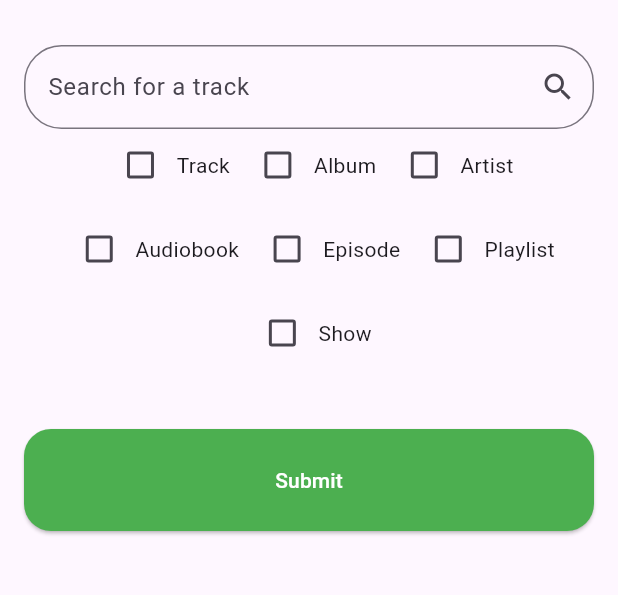
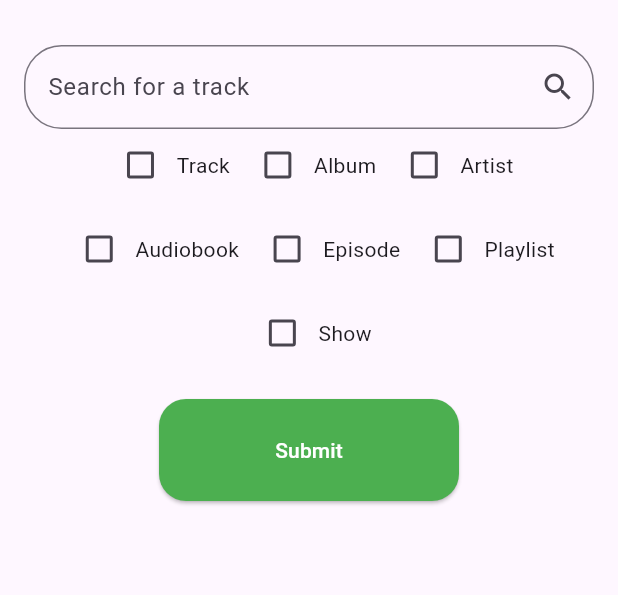
Before and after one commit to jamaki604/media_recommender, a Flutter app: the screen it shows after launch, on a phone screen of 412 x 824 dp, the part 63-658 px from its top. Run offline on Flutter 3.47's test engine with Material 3 defaults, Android fonts, the phone set to English and light mode, and no system bars; our stand-ins replace flutter_dotenv.

Commit message:
Refactor display list widget
This renames display_list_widget.dart to unified_display_widget.dart and writes a widget that calls the other list widgets to build a display. home_page.dart is updated to call this instead of the individual widgets. Changes placement of submit button.

```diff
--- a/lib/Pages/home_page.dart
+++ b/lib/Pages/home_page.dart
@@ -1,12 +1,5 @@
 import 'package:flutter/material.dart';
-import 'package:media_recommender/Widgets/album_list_widget.dart';
-import 'package:media_recommender/Widgets/artist_list_widget.dart';
-import 'package:media_recommender/Widgets/audiobook_list_widget.dart';
 import 'package:media_recommender/Widgets/custom_checkbox_widget.dart';
-import 'package:media_recommender/Widgets/episode_list_widget.dart';
-import 'package:media_recommender/Widgets/playlist_list_widget.dart';
-import 'package:media_recommender/Widgets/show_list_widget.dart';
-import 'package:media_recommender/Widgets/tracks_list_widget.dart';
 import 'package:media_recommender/models/album.dart';
 import 'package:media_recommender/models/artist.dart';
 import 'package:media_recommender/models/audiobook.dart';
@@ -25,6 +18,7 @@ import 'package:media_recommender/services/parsers/spotify_shows_parser.dart';
 import 'package:media_recommender/services/parsers/spotify_tracks_parser.dart';
 import 'package:media_recommender/services/spotify_authentication/spotify_authorization.dart';
 import 'package:media_recommender/services/spotify_search_service.dart';
+import '../widgets/unified_display_widget.dart';
 
 enum ContentType { track, album, artist, audiobook, episode, playlist, show }
 
@@ -260,66 +254,33 @@ class _MyHomePageState extends State<MyHomePage> {
                 children: createCheckboxes(),
               ),
               const SizedBox(height: 20),
+              Center(
+                child: SizedBox(
+                  width: 200, // Adjust the width as needed
+                  child: ElevatedButton(
+                    onPressed: loadingStatus ? null : handleButtonPress,
+                    child: const Padding(
+                      padding: EdgeInsets.symmetric(vertical: 12),
+                      child: Text('Submit'),
+                    ),
+                  ),
+                ),
+              ),
+              const SizedBox(height: 20),
               loadingStatus
                   ? const Text(
                       'No content found. Please enter a search term and press Submit or Enter.',
                       textAlign: TextAlign.center,
                     )
-                  : Column(
-                      crossAxisAlignment: CrossAxisAlignment.start,
-                      children: [
-                        if (tracksList.isNotEmpty) ...[
-                          const Text('Tracks',
-                              style: TextStyle(
-                                  fontWeight: FontWeight.bold, fontSize: 18)),
-                          TrackListWidget(tracks: tracksList),
-                        ],
-                        if (albumList.isNotEmpty) ...[
-                          const Text('Albums',
-                              style: TextStyle(
-                                  fontWeight: FontWeight.bold, fontSize: 18)),
-                          AlbumListWidget(album: albumList),
-                        ],
-                        if (artistList.isNotEmpty) ...[
-                          const Text('Artists',
-                              style: TextStyle(
-                                  fontWeight: FontWeight.bold, fontSize: 18)),
-                          ArtistListWidget(artist: artistList),
-                        ],
-                        if (audiobookList.isNotEmpty) ...[
-                          const Text('Audiobooks',
-                              style: TextStyle(
-                                  fontWeight: FontWeight.bold, fontSize: 18)),
-                          AudiobookListWidget(audiobook: audiobookList),
-                        ],
-                        if (episodeList.isNotEmpty) ...[
-                          const Text('Episodes',
-                              style: TextStyle(
-                                  fontWeight: FontWeight.bold, fontSize: 18)),
-                          EpisodeListWidget(episode: episodeList),
-                        ],
-                        if (playlistList.isNotEmpty) ...[
-                          const Text('Playlists',
-                              style: TextStyle(
-                                  fontWeight: FontWeight.bold, fontSize: 18)),
-                          PlaylistListWidget(playlist: playlistList),
-                        ],
-                        if (showList.isNotEmpty) ...[
-                          const Text('Shows',
-                              style: TextStyle(
-                                  fontWeight: FontWeight.bold, fontSize: 18)),
-                          ShowListWidget(show: showList),
-                        ],
-                      ],
+                  : UnifiedDisplayWidget(
+                      tracks: tracksList,
+                      albums: albumList,
+                      artists: artistList,
+                      audiobooks: audiobookList,
+                      episodes: episodeList,
+                      playlists: playlistList,
+                      shows: showList,
                     ),
-              const SizedBox(height: 20),
-              ElevatedButton(
-                onPressed: loadingStatus ? null : handleButtonPress,
-                child: const Padding(
-                  padding: EdgeInsets.symmetric(vertical: 12),
-                  child: Text('Submit'),
-                ),
-              ),
             ],
           ),
         ),
```
Also changed, not shown: lib/widgets/display_list_widget.dart (deleted, +0 -19 lines), lib/widgets/unified_display_widget.dart (added, +80 -0 lines).
